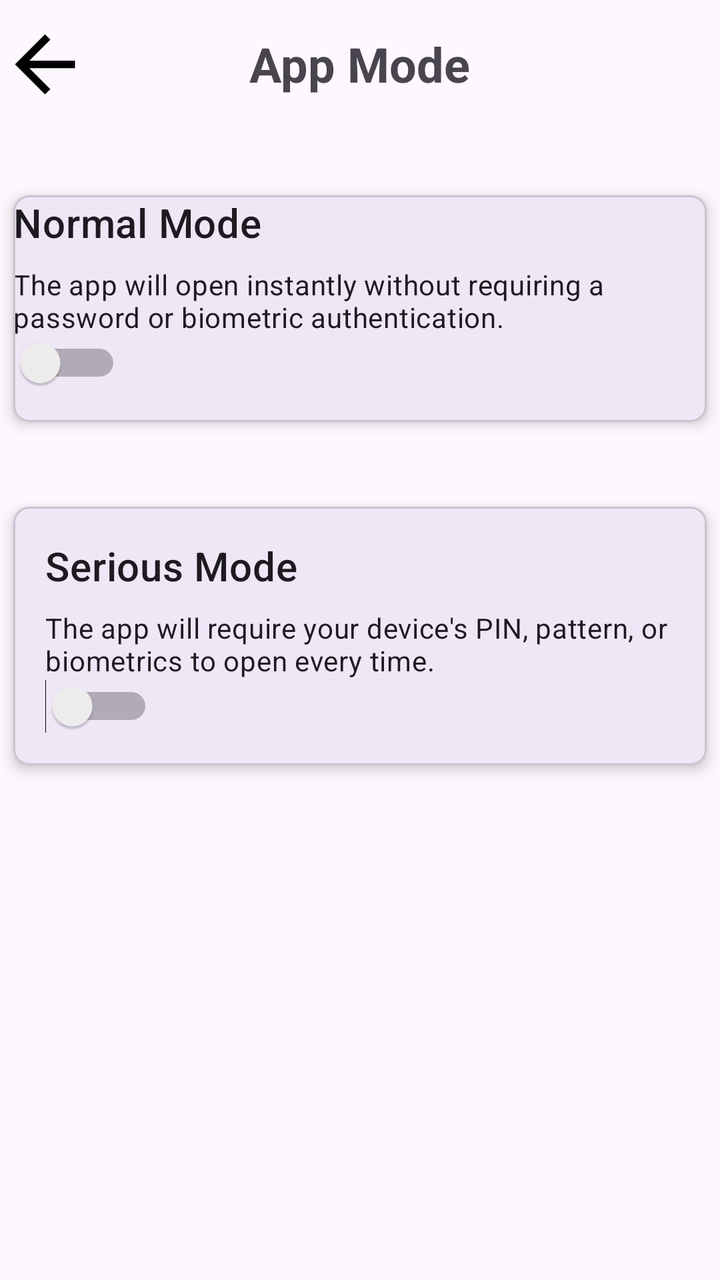
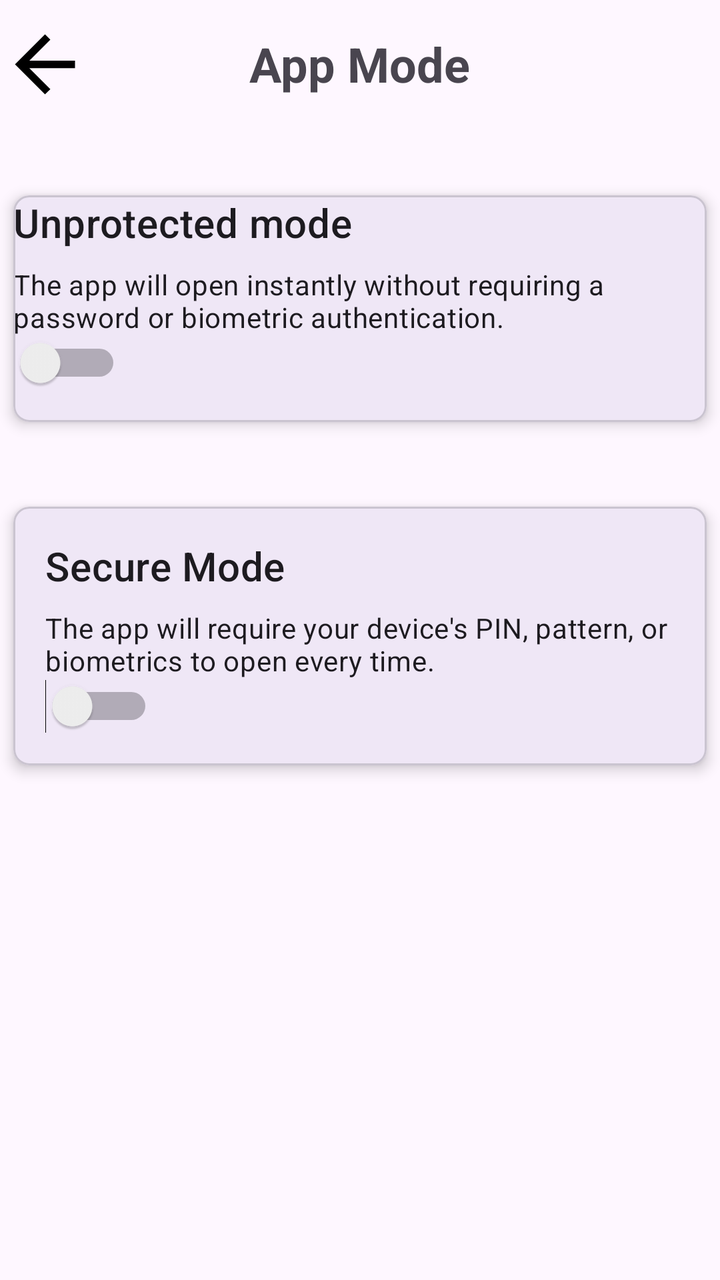

Compare the two renders of this Android layout. The source of the first and the diff that turns it into the second are given below.
<!-- AndroidManifest.xml: application theme Theme.Passcrypter -->
<!-- res/layout/appmodeactivity.xml -->
<?xml version="1.0" encoding="utf-8"?>
<RelativeLayout xmlns:android="http://schemas.android.com/apk/res/android"
    android:layout_width="match_parent"
    android:layout_height="match_parent"
    xmlns:app="http://schemas.android.com/apk/res-auto"
    android:orientation="horizontal"
    android:id="@+id/appmodemainlayout">

    <RelativeLayout
        android:layout_width="match_parent"
        android:layout_height="?attr/actionBarSize"
        android:id="@+id/textlayout"
        >
        <TextView
            android:layout_width="wrap_content"
            android:layout_height="wrap_content"
            android:layout_centerInParent="true"
            android:text="App Mode"
            android:textSize="24sp"
            android:textStyle="bold"/>
        <ImageView
            android:layout_width="45dp"
            android:layout_height="?attr/actionBarSize"
            android:src="@drawable/outline_arrow_back_24"
            android:id="@+id/back_arrow"/>


</RelativeLayout>


    <com.google.android.material.card.MaterialCardView
        android:id="@+id/card_normal_mode"
        android:layout_width="match_parent"
        android:layout_height="wrap_content"
        android:layout_below="@id/textlayout"
        android:layout_marginTop="25dp"
        android:clickable="true"
        android:focusable="true"
        app:cardElevation="4dp"
        app:cardCornerRadius="8dp"
        app:cardUseCompatPadding="true">

        <LinearLayout
            android:layout_width="match_parent"
            android:layout_height="wrap_content"
            android:orientation="vertical"
            android:paddingBottom="16dp"
            >

            <TextView
                android:layout_width="wrap_content"
                android:layout_height="wrap_content"
                android:text="Normal Mode"
                android:textAppearance="?attr/textAppearanceHeadline6" />

            <TextView
                android:layout_width="wrap_content"
                android:layout_height="wrap_content"
                android:layout_marginTop="8dp"
                android:text="The app will open instantly without requiring a password or biometric authentication."
                android:textAppearance="?attr/textAppearanceBody2" />
            <Switch
                android:layout_width="wrap_content"
                android:layout_height="wrap_content"
                android:id="@+id/normalmodeswitch"/>
        </LinearLayout>
    </com.google.android.material.card.MaterialCardView>

    
    <com.google.android.material.card.MaterialCardView
        android:id="@+id/card_serious_mode"
        android:layout_width="match_parent"
        android:layout_height="wrap_content"
        android:layout_below="@id/card_normal_mode"
        android:layout_marginTop="25dp"
        android:clickable="true"
        android:focusable="true"
        app:cardElevation="4dp"
        app:cardCornerRadius="8dp"
        app:cardUseCompatPadding="true">

        <RelativeLayout
            android:layout_width="match_parent"
            android:layout_height="wrap_content"
            android:orientation="vertical"
            android:padding="16dp"
            >

            <TextView
                android:layout_width="wrap_content"
                android:layout_height="wrap_content"
                android:text="Serious Mode"
                android:textAppearance="?attr/textAppearanceHeadline6"
                android:id="@+id/smtv"
                 />

            <TextView
                android:layout_width="wrap_content"
                android:layout_height="wrap_content"
                android:layout_below="@id/smtv"
                android:layout_marginTop="8dp"
                android:text="The app will require your device's PIN, pattern, or biometrics to open every time."
                android:id="@+id/seriousmodetv"
                android:textAppearance="?attr/textAppearanceBody2" />
            <Switch
                android:layout_width="wrap_content"
                android:layout_height="wrap_content"
                android:layout_below="@id/seriousmodetv"
                android:id="@+id/seriousmodeswitch"
                />
        </RelativeLayout>
    </com.google.android.material.card.MaterialCardView>


    <TextView
        android:id="@+id/text_current_mode"
        android:layout_width="wrap_content"
        android:layout_height="wrap_content"
        android:layout_alignParentBottom="true"
        android:layout_centerHorizontal="true"
        android:layout_marginBottom="32dp"
        android:textAppearance="?attr/textAppearanceBody1"
       />
</RelativeLayout>
<!-- resources referenced by this layout -->
<resources>
  <!-- drawable outline_arrow_back_24 (drawable) -->
  <vector xmlns:android="http://schemas.android.com/apk/res/android" android:autoMirrored="true" android:height="24dp" android:tint="@color/black" android:viewportHeight="960" android:viewportWidth="960" android:width="24dp">
        
      <path android:fillColor="@android:color/white" android:pathData="M313,520L537,744L480,800L160,480L480,160L537,216L313,440L800,440L800,520L313,520Z"/>
      
  </vector>
  <style name="Theme.Passcrypter" parent="Base.Theme.Passcrypter" />
  <color name="black">#FF000000</color>
  <style name="Base.Theme.Passcrypter" parent="Theme.Material3.Light.NoActionBar" />
</resources>

<!-- the commit's change to res/layout/appmodeactivity.xml (unified diff, before → after) -->
@@ -50,7 +50,7 @@
             <TextView
                 android:layout_width="wrap_content"
                 android:layout_height="wrap_content"
-                android:text="Normal Mode"
+                android:text="Unprotected mode "
                 android:textAppearance="?attr/textAppearanceHeadline6" />
 
             <TextView
@@ -89,7 +89,7 @@
             <TextView
                 android:layout_width="wrap_content"
                 android:layout_height="wrap_content"
-                android:text="Serious Mode"
+                android:text="Secure Mode"
                 android:textAppearance="?attr/textAppearanceHeadline6"
                 android:id="@+id/smtv"
                  />
